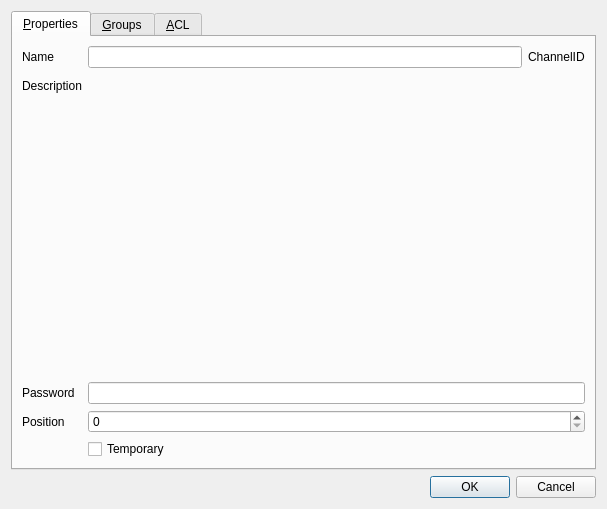
mumble-voip/mumble, file src/mumble/ACLEditor.ui: the form before one commit.
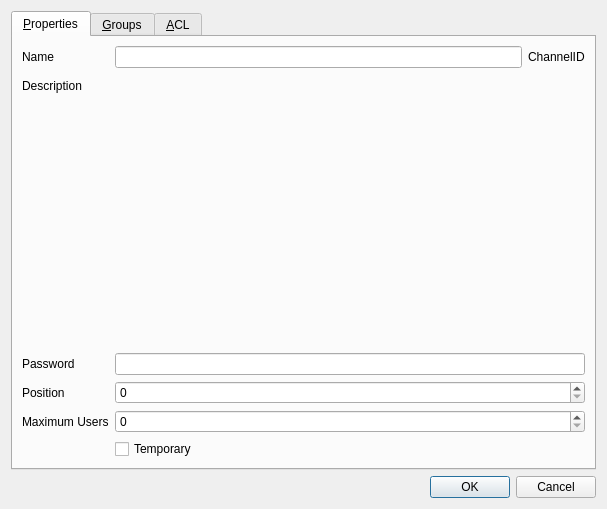
The form after the commit. Custom widgets are drawn as their Qt base class.

Commit message: add per-channel user limit

```diff
--- a/src/mumble/ACLEditor.ui
+++ b/src/mumble/ACLEditor.ui
@@ -88,6 +88,30 @@
          </property>
         </widget>
        </item>
+       <item row="8" column="0">
+        <widget class="QLabel" name="qlChannelMaxUsers">
+         <property name="text">
+          <string>Maximum Users</string>
+         </property>
+        </widget>
+       </item>
+       <item row="8" column="1">
+        <widget class="QSpinBox" name="qsbChannelMaxUsers">
+         <property name="maximumSize">
+          <size>
+           <width>16777215</width>
+           <height>16777215</height>
+          </size>
+         </property>
+         <property name="toolTip">
+          <string>Maximum number of users allowed in the channel</string>
+         </property>
+         <property name="whatsThis">
+          <string>&lt;b&gt;Maximum Users&lt;/b&gt;&lt;br /&gt;
+This value allows you to set the maximum number of users allowed in the channel. If the value is above zero, only that number of users will be allowed to enter the channel. If the value is zero, the maximum number of users in the channel is given by the server's default limit.</string>
+         </property>
+        </widget>
+       </item>
        <item row="10" column="1">
         <widget class="QCheckBox" name="qcbChannelTemporary">
          <property name="toolTip">
```
Left out of the diff: 1 changed line with no effect on the pictures. The commit also changes 8 other files.
